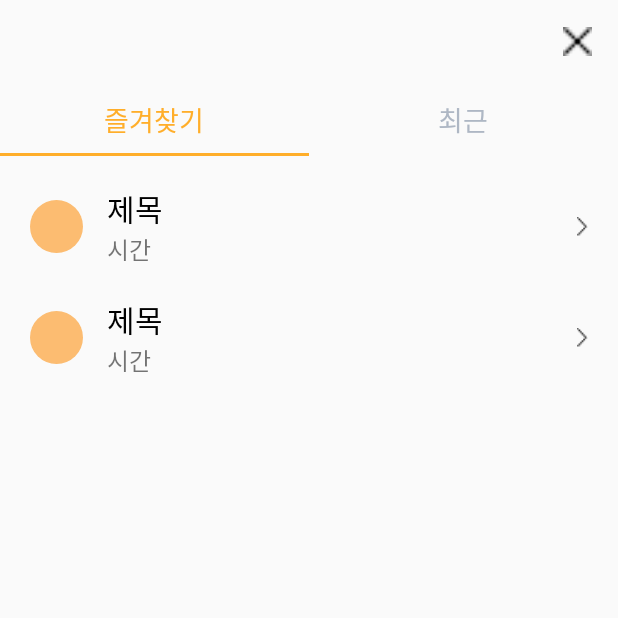
After one commit to jae1jeong/Famo, an Android app: the WholeScheduleActivity screen opened directly, with no data from a screen before it, on a phone screen of 412 x 824 dp, the top half of it. The commit adds this screen. Run offline under Robolectric (Android 15) with nearby library versions, the phone set to English and light mode, and no system bars.

Commit message:
feat : 전체일정화면 변경

```diff
--- a/app/src/main/java/com/softsquared/template/kotlin/src/main/mypage/MyPageActivity.kt
+++ b/app/src/main/java/com/softsquared/template/kotlin/src/main/mypage/MyPageActivity.kt
@@ -65,8 +65,8 @@ class MyPageActivity : BaseActivity<ActivityMyPageBinding>(ActivityMyPageBinding
     //일정찾기로 이동
     override fun moveScheduleFind() {
 //        val intent = Intent(this,MainActivity::class.java)
-        val main = MainActivity()
-        main.moveScheduleFindFragment()
+//        val main = MainActivity()
+//        main.moveScheduleFindFragment()
         finish()
 //        startActivity(intent)
 //        MainActivity.replaceFragment(ScheduleFindFragment.newInstance());
--- a/app/src/main/java/com/softsquared/template/kotlin/src/main/schedulefind/ScheduleFindFragment.kt
+++ b/app/src/main/java/com/softsquared/template/kotlin/src/main/schedulefind/ScheduleFindFragment.kt
@@ -23,6 +23,7 @@ import com.softsquared.template.kotlin.src.main.schedulefind.models.CategoryInqu
 import com.softsquared.template.kotlin.src.main.schedulefind.models.UserCategoryInquiryResponse
 import com.softsquared.template.kotlin.src.main.schedulefind.models.ScheduleCategoryData
 import com.softsquared.template.kotlin.src.main.schedulefind.models.ScheduleWholeData
+import com.softsquared.template.kotlin.src.wholeschedule.WholeScheduleActivity
 
 
 class ScheduleFindFragment : BaseFragment<FragmentScheduleFindBinding>
@@ -148,15 +149,12 @@ class ScheduleFindFragment : BaseFragment<FragmentScheduleFindBinding>
 
             // 즐겨찾기가 선택되어 있는 경우
             if (binding.scheduleFindBookmarkView.layoutParams.height == 4) {
+
                 binding.scheduleFindLinear.visibility = View.GONE
-//                val boolean = true
-//                bundle.putBoolean("boolean", boolean)
-//                scheduleFindDetailFragment.arguments = bundle
-//                childFragmentManager.beginTransaction().replace(
-//                    R.id.main_frame_layout,
-//                    scheduleFindDetailFragment)
                 ApplicationClass.sSharedPreferences.edit().putBoolean("boolean", true).apply()
-                (activity as MainActivity).replaceFragment(ScheduleFindDetailFragment.newInstance());
+//                (activity as MainActivity).replaceFragment(ScheduleFindDetailFragment.newInstance());
+                val intent = Intent(activity,WholeScheduleActivity::class.java)
+                startActivity(intent)
             }
 
             //최근이 선택되어 있는 경우
--- /dev/null
+++ b/app/src/main/java/com/softsquared/template/kotlin/src/wholeschedule/WholeScheduleActivity.kt
@@ -0,0 +1,36 @@
+package com.softsquared.template.kotlin.src.wholeschedule
+
+import android.content.Intent
+import android.os.Bundle
+import com.softsquared.template.kotlin.config.BaseActivity
+import com.softsquared.template.kotlin.databinding.ActivityWholeScheduleBinding
+import com.softsquared.template.kotlin.src.main.MainActivity
+import com.softsquared.template.kotlin.src.main.adapter.MainPagerAdapter
+import com.softsquared.template.kotlin.src.main.monthly.MonthlyFragment
+import com.softsquared.template.kotlin.src.main.schedulefind.ScheduleFindBookmarkFragment
+import com.softsquared.template.kotlin.src.main.schedulefind.ScheduleFindFragment
+import com.softsquared.template.kotlin.src.main.schedulefind.ScheduleFindLatelyFragment
+import com.softsquared.template.kotlin.src.main.today.TodayFragment
+import com.softsquared.template.kotlin.src.wholeschedule.adapter.WholeScheduleAdapter
+
+class WholeScheduleActivity : BaseActivity<ActivityWholeScheduleBinding>
+    (ActivityWholeScheduleBinding::inflate) {
+
+    override fun onCreate(savedInstanceState: Bundle?) {
+        super.onCreate(savedInstanceState)
+
+        // viewPager
+        val adapter = WholeScheduleAdapter(supportFragmentManager)
+        adapter.addFragment(ScheduleFindBookmarkFragment(),"즐겨찾기")
+        adapter.addFragment(ScheduleFindLatelyFragment(),"최근")
+        binding.wholeScheduleViewPager.adapter = adapter
+        binding.wholeScheduleTabLayout.setupWithViewPager(binding.wholeScheduleViewPager)
+
+        binding.wholeScheduleXBtn.setOnClickListener {
+//            val intent = Intent(this,MainActivity::class.java)
+//            startActivity(intent)
+            finish()
+        }
+    }
+
+}
--- /dev/null
+++ b/app/src/main/java/com/softsquared/template/kotlin/src/wholeschedule/adapter/WholeScheduleAdapter.kt
@@ -0,0 +1,27 @@
+package com.softsquared.template.kotlin.src.wholeschedule.adapter
+
+import androidx.fragment.app.Fragment
+import androidx.fragment.app.FragmentManager
+import androidx.fragment.app.FragmentPagerAdapter
+
+class WholeScheduleAdapter(fm:FragmentManager):FragmentPagerAdapter(fm) {
+    val fragmentList:MutableList<Fragment> = arrayListOf()
+    val titleList:MutableList<String> = arrayListOf()
+
+    override fun getCount(): Int {
+        return fragmentList.size
+    }
+
+    override fun getItem(position: Int): Fragment {
+        return fragmentList[position]
+    }
+
+    fun addFragment(fragment:Fragment,title:String){
+        fragmentList.add(fragment)
+        titleList.add(title)
+    }
+    override fun getPageTitle(position: Int): CharSequence? {
+        return titleList[position]
+    }
+
+}
--- /dev/null
+++ b/app/src/main/res/layout/activity_whole_schedule.xml
@@ -0,0 +1,110 @@
+<?xml version="1.0" encoding="utf-8"?>
+<LinearLayout xmlns:android="http://schemas.android.com/apk/res/android"
+    xmlns:app="http://schemas.android.com/apk/res-auto"
+    xmlns:tools="http://schemas.android.com/tools"
+    android:layout_width="match_parent"
+    android:layout_height="match_parent"
+    tools:context=".src.wholeschedule.WholeScheduleActivity"
+    android:orientation="vertical">
+
+        <androidx.appcompat.widget.Toolbar
+            android:layout_width="match_parent"
+            android:layout_height="wrap_content"
+            app:layout_constraintTop_toTopOf="parent">
+
+            <RelativeLayout
+                android:layout_width="match_parent"
+                android:layout_height="wrap_content">
+
+                <ImageView
+                    android:id="@+id/whole_schedule_x_btn"
+                    android:layout_width="19dp"
+                    android:layout_height="19dp"
+                    android:background="@drawable/category_edit_x_btn"
+                    android:layout_alignParentRight="true"
+                    android:layout_marginRight="17dp"/>
+            </RelativeLayout>
+
+        </androidx.appcompat.widget.Toolbar>
+
+    <com.google.android.material.tabs.TabLayout
+        app:tabTextAppearance="@style/tab_text"
+        app:tabTextColor="@color/text_gray"
+        app:tabSelectedTextColor="@color/orange"
+        android:id="@+id/whole_schedule_tab_layout"
+        android:layout_width="match_parent"
+        android:layout_height="wrap_content"
+        app:layout_constraintStart_toStartOf="parent"
+        app:layout_constraintTop_toTopOf="parent">
+
+    </com.google.android.material.tabs.TabLayout>
+
+<!--    <LinearLayout-->
+<!--        android:layout_width="match_parent"-->
+<!--        android:layout_height="wrap_content"-->
+<!--        android:orientation="horizontal">-->
+
+<!--        <LinearLayout-->
+<!--            android:id="@+id/schedule_find_detail_linear_bookmark"-->
+<!--            android:layout_width="match_parent"-->
+<!--            android:layout_height="wrap_content"-->
+<!--            android:orientation="vertical"-->
+<!--            android:layout_weight="1"-->
+<!--            android:gravity="center">-->
+
+<!--            <TextView-->
+<!--                android:id="@+id/schedule_find_detail_tv_bookmark"-->
+<!--                android:layout_width="wrap_content"-->
+<!--                android:layout_height="wrap_content"-->
+<!--                android:text="@string/schedule_find_tv_bookmark"-->
+<!--                android:textSize="22dp"-->
+<!--                android:textColor="@color/black"-->
+<!--                android:textStyle="bold"/>-->
+
+<!--            <View-->
+<!--                android:id="@+id/schedule_find_detail_view_bookmark"-->
+<!--                android:layout_width="match_parent"-->
+<!--                android:layout_height="2dp"-->
+<!--                android:background="@color/black"-->
+<!--                tools:layout_editor_absoluteY="57dp"-->
+<!--                android:visibility="visible"-->
+<!--                android:layout_marginTop="15dp"/>-->
+
+<!--        </LinearLayout>-->
+
+<!--        <LinearLayout-->
+<!--            android:id="@+id/schedule_find_detail_linear_lately"-->
+<!--            android:layout_width="match_parent"-->
+<!--            android:layout_height="wrap_content"-->
+<!--            android:orientation="vertical"-->
+<!--            android:layout_weight="1"-->
+<!--            android:gravity="center">-->
+
+<!--            <TextView-->
+<!--                android:id="@+id/schedule_find_detail_tv_lately"-->
+<!--                android:layout_width="wrap_content"-->
+<!--                android:layout_height="match_parent"-->
+<!--                android:text="@string/schedule_find_tv_lately"-->
+<!--                android:textSize="22dp" />-->
+
+<!--            <View-->
+<!--                android:id="@+id/schedule_find_detail_view_lately"-->
+<!--                android:layout_width="match_parent"-->
+<!--                android:layout_height="2dp"-->
+<!--                android:background="@color/view_color"-->
+<!--                tools:layout_editor_absoluteY="57dp"-->
+<!--                android:visibility="visible"-->
+<!--                android:layout_marginTop="15dp"/>-->
+
+<!--        </LinearLayout>-->
+
+<!--    </LinearLayout>-->
+
+    <androidx.viewpager.widget.ViewPager
+        android:id="@+id/whole_schedule_view_pager"
+        android:layout_width="match_parent"
+        android:layout_height="wrap_content" />
+
+
+
+</LinearLayout>
--- a/app/src/main/res/values/strings.xml
+++ b/app/src/main/res/values/strings.xml
@@ -110,7 +110,6 @@
     <string name="schedule_find_tv_whole_schedule">전체일정</string>
 
 
-
     <!--Find User-->
     <string name="find_user_text_toolbar">아이디/비밀번호 찾기</string>
     <string name="find_user_text_phone">휴대폰 번호</string>
@@ -118,5 +117,4 @@
     <string name="find_password_text_find_password">비밀번호 찾기</string>
 
 
-
 </resources>
```
Also changed, not shown: app/src/main/AndroidManifest.xml (+24 -38 lines).
